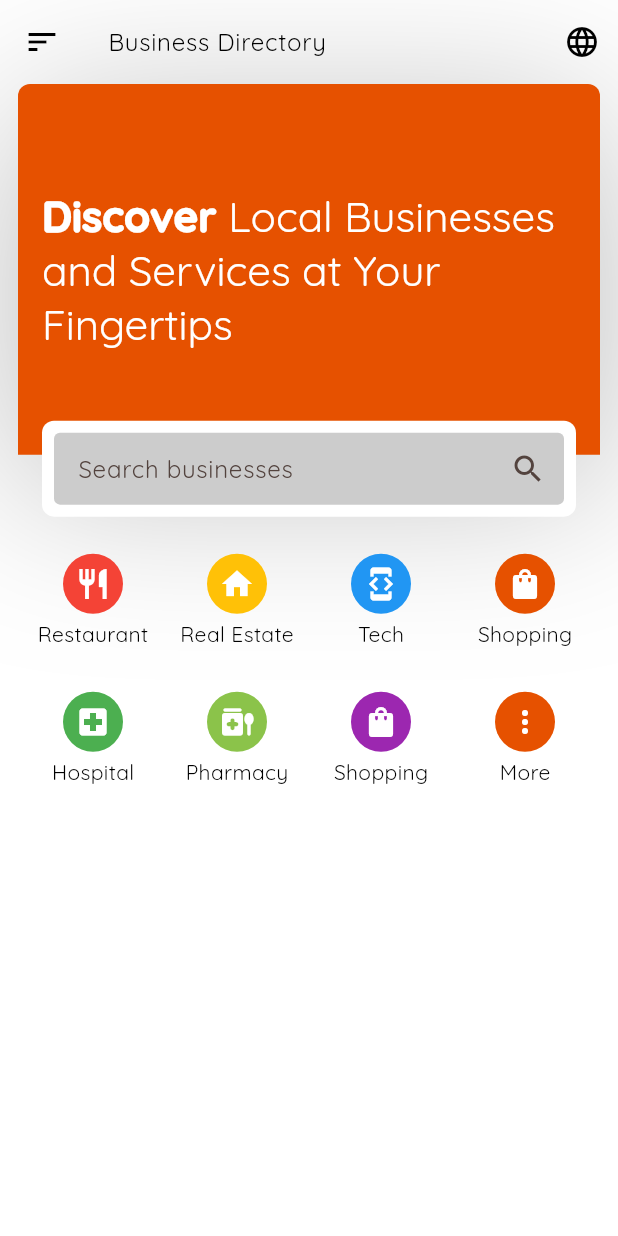
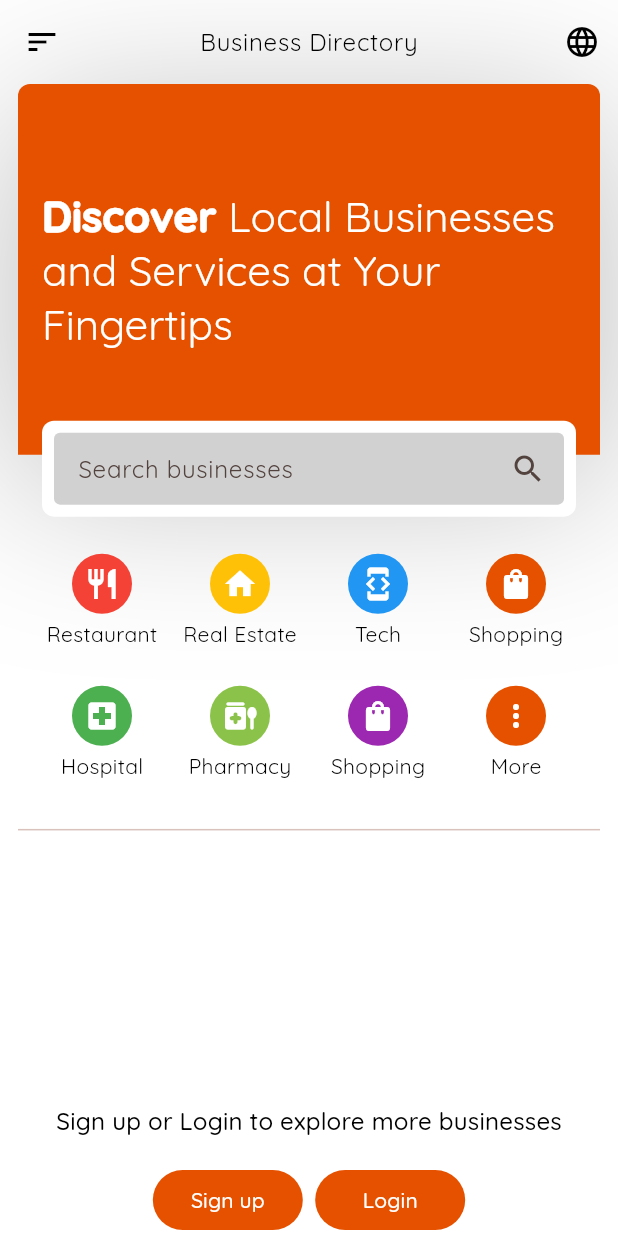
Before and after one commit to abel3ri/business_directory, a Flutter app: the screen it shows after launch, on a phone screen of 412 x 824 dp. Run offline on Flutter 3.47's test engine with Material 3 defaults, Android fonts, the phone set to English and light mode, and no system bars; our stand-ins replace flex_color_scheme, get, get_storage, google_fonts; statements that could not run were skipped.

Commit message:
add homepage grid and btns

```diff
--- a/lib/pages/home_page.dart
+++ b/lib/pages/home_page.dart
@@ -1,6 +1,7 @@
 import 'package:business_directory/widgets/app_drawer.dart';
-import 'package:business_directory/widgets/category_item.dart';
-import 'package:flex_color_scheme/flex_color_scheme.dart';
+import 'package:business_directory/widgets/category_item_grid.dart';
+import 'package:business_directory/widgets/home_page_search_input.dart';
+import 'package:business_directory/widgets/r_button.dart';
 import 'package:flutter/material.dart';
 import 'package:get/get.dart';
 
@@ -33,6 +34,7 @@ class HomePage extends StatelessWidget {
         surfaceTintColor: Colors.transparent,
         backgroundColor: Colors.transparent,
         title: Text("Business Directory"),
+        centerTitle: true,
       ),
       body: Padding(
         padding: EdgeInsets.symmetric(horizontal: 12),
@@ -92,112 +94,35 @@ class HomePage extends StatelessWidget {
                       ),
                     ),
                   ),
-                  Padding(
-                    padding: const EdgeInsets.symmetric(horizontal: 16),
-                    child: Container(
-                      padding: EdgeInsets.symmetric(horizontal: 8, vertical: 8),
-                      decoration: BoxDecoration(
-                        color: Theme.of(context)
-                            .scaffoldBackgroundColor
-                            .lighten(10),
-                        borderRadius: BorderRadius.circular(8),
-                      ),
-                      child: TextField(
-                        decoration: InputDecoration(
-                          contentPadding: EdgeInsets.symmetric(
-                            horizontal: 12,
-                            vertical: 12,
-                          ),
-                          hintText: "Search businesses",
-                          suffixIcon: IconButton(
-                            onPressed: () {},
-                            icon: Icon(Icons.search),
-                          ),
-                          border: OutlineInputBorder(
-                            borderSide: BorderSide.none,
-                            borderRadius: BorderRadius.circular(8),
-                          ),
-                          focusedBorder: OutlineInputBorder(
-                            borderSide: BorderSide.none,
-                          ),
-                          enabledBorder: OutlineInputBorder(
-                            borderSide: BorderSide.none,
-                          ),
-                          filled: true,
-                          fillColor: Get.isDarkMode
-                              ? Theme.of(context)
-                                  .scaffoldBackgroundColor
-                                  .lighten(20)
-                              : Theme.of(context)
-                                  .scaffoldBackgroundColor
-                                  .darken(20),
-                        ),
-                      ),
-                    ),
+                  HomePageSearchInput(),
+                ],
+              ),
+              SizedBox(height: Get.height * 0.08),
+              CategoryItemsGrid(),
+              Divider(),
+              Expanded(child: SizedBox()),
+              Text(
+                "Sign up or Login to explore more businesses",
+                style: Theme.of(context).textTheme.titleMedium,
+              ),
+              SizedBox(height: Get.height * 0.02),
+              Row(
+                mainAxisAlignment: MainAxisAlignment.center,
+                children: [
+                  RButton(
+                    label: "Sign up",
+                    onPressed: () {
+                      Get.toNamed("signup");
+                    },
+                  ),
+                  SizedBox(width: Get.width * 0.02),
+                  RButton(
+                    label: "Login",
+                    onPressed: () {
+                      Get.toNamed("login");
+                    },
                   ),
                 ],
-              ),
-              SizedBox(
-                height: Get.height * 0.08,
-              ),
-              Padding(
-                padding: const EdgeInsets.symmetric(horizontal: 4),
-                child: GridView(
-                  physics: NeverScrollableScrollPhysics(),
-                  shrinkWrap: true,
-                  gridDelegate: SliverGridDelegateWithFixedCrossAxisCount(
-                    crossAxisCount: 4,
-                    crossAxisSpacing: 4,
-                  ),
-                  children: [
-                    CategoryItem(
-                      name: "Restaurant",
-                      icon: Icons.restaurant,
-                      color: Colors.red,
-                      onTap: () {},
-                    ),
-                    CategoryItem(
-                      name: "Real Estate",
-                      icon: Icons.home,
-                      color: Colors.amber,
-                      onTap: () {},
-                    ),
-                    CategoryItem(
-                      name: "Tech",
-                      icon: Icons.developer_mode,
-                      color: Colors.blue,
-                      onTap: () {},
-                    ),
-                    CategoryItem(
-                      name: "Shopping",
-                      icon: Icons.shopping_bag,
-                      onTap: () {},
-                    ),
-                    CategoryItem(
-                      name: "Hospital",
-                      icon: Icons.local_hospital,
-                      color: Colors.green,
-                      onTap: () {},
-                    ),
-                    CategoryItem(
-                      name: "Pharmacy",
-                      icon: Icons.medication_liquid_rounded,
-                      color: Colors.lightGreen,
-                      onTap: () {},
-                    ),
-                    CategoryItem(
-                      name: "Shopping",
-                      icon: Icons.shopping_bag,
-                      color: Colors.purple,
-                      onTap: () {},
-                    ),
-                    CategoryItem(
-                      name: "More",
-                      icon: Icons.more_vert_outlined,
-                      onTap: () {},
-                    ),
-                  ],
-                ),
               ),
             ],
           ),
```
